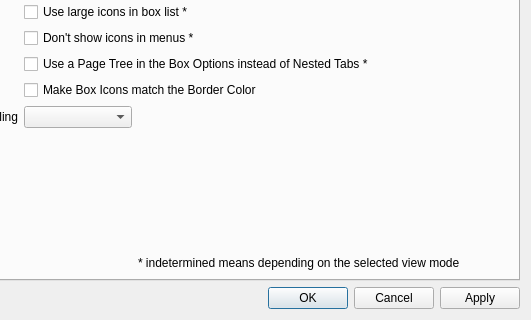
First picture: the form in SandboxiePlus/SandMan/Forms/SettingsWindow.ui, repository sandboxie-plus/Sandboxie, before the edit; both pictures show x 103 to 634 and y 144 to 464 of the 634 by 464 pixel window.
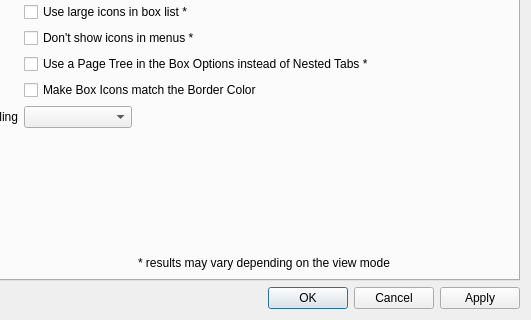
Second picture: the form after the edit. The open tabs and pages were chosen to show the change. Icons and pictures are not drawn.

Commit message: Changes the text at the bottom of "Interface Config"

Patch:
```diff
--- a/SandboxiePlus/SandMan/Forms/SettingsWindow.ui
+++ b/SandboxiePlus/SandMan/Forms/SettingsWindow.ui
@@ -409,7 +409,7 @@
            <item row="10" column="2" colspan="2">
             <widget class="QLabel" name="label_11">
              <property name="text">
-              <string>* indetermined means depending on the selected view mode</string>
+              <string>* results may vary depending on the view mode</string>
              </property>
             </widget>
            </item>
```
